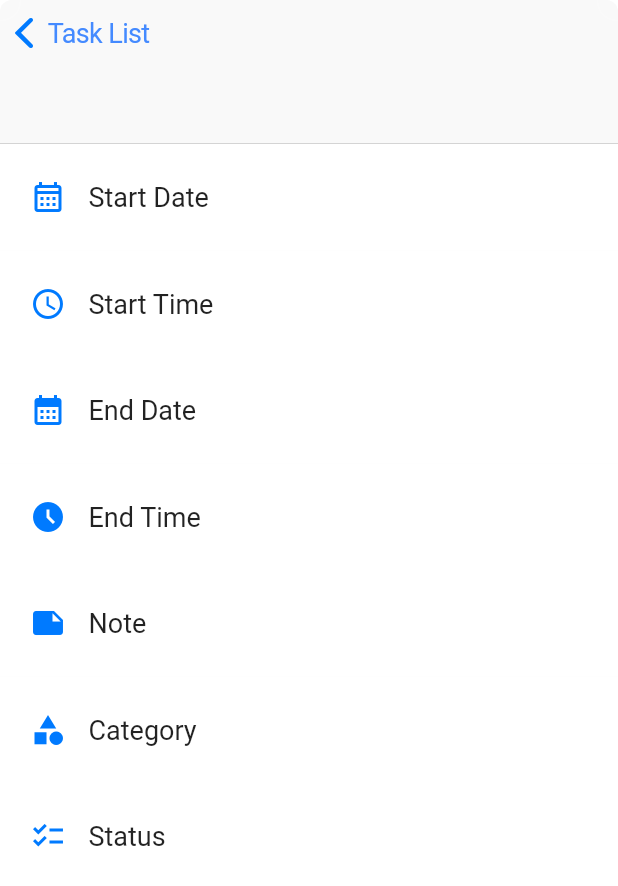
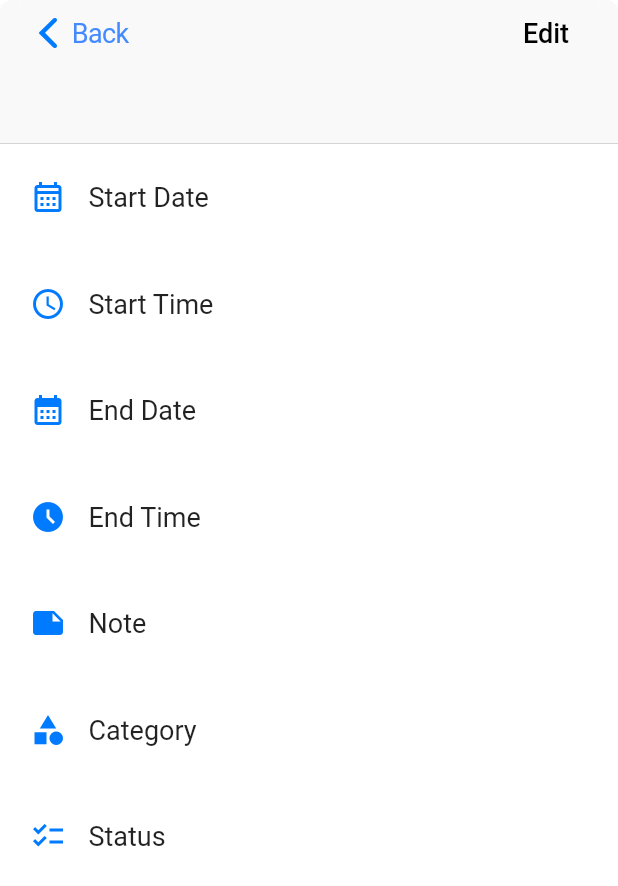
Before and after one commit to TuanHungVU1202/PeerReminder, a Flutter app: the ViewTaskPage screen opened directly with empty values, on a phone screen of 412 x 824 dp. Shown: the top 886 px of the screen. Run offline on Flutter 3.47's test engine with Material 2 defaults, Android fonts, the phone set to English and light mode, and no system bars; our stand-ins replace basic_utils, contacts_service, flutter_slidable, permission_handler; missing offline and left inert: simple_autocomplete_formfield; network calls fail.

Commit message:
Use page name for back button

```diff
--- a/peer_reminder_flutter/lib/tasks/TaskFormPage.dart
+++ b/peer_reminder_flutter/lib/tasks/TaskFormPage.dart
@@ -27,9 +27,11 @@ class TaskFormPage extends StatefulWidget {
   final Task task;
   final bool isCreate;
   final AbstractTaskList? rootTaskList;
+  final String? rootTaskListTitle;
   const TaskFormPage(
       {super.key,
       this.rootTaskList,
+      this.rootTaskListTitle,
       required this.task,
       required this.isCreate});
 
@@ -496,6 +498,7 @@ class _TaskFormState extends State<TaskFormPage> {
       isPreview: false,
       isEnableContact: true,
       pageToNavigate: widget.rootTaskList ?? const AbstractTaskList(),
+      pageToNavigateTitle: widget.rootTaskListTitle ?? "Task List",
       shouldPop: false,
     );
     Navigator.of(context).push(ViewTaskPageRoute(viewTaskPage));
--- a/peer_reminder_flutter/lib/tasks/ViewTaskPage.dart
+++ b/peer_reminder_flutter/lib/tasks/ViewTaskPage.dart
@@ -20,12 +20,14 @@ class ViewTaskPage extends StatefulWidget {
   final bool isEnableLeading;
   final bool isEnableContact;
   final AbstractTaskList pageToNavigate;
+  final String pageToNavigateTitle;
   final bool shouldPop;
 
   const ViewTaskPage(
       {super.key,
       // Optional
       this.pageToNavigate = const AbstractTaskList(),
+      this.pageToNavigateTitle = "Back",
       this.shouldPop = true,
       required this.task,
       required this.isEnableLeading,
@@ -95,7 +97,7 @@ class _ViewTaskState extends State<ViewTaskPage> {
     }
 
     if (!widget.isEnableLeading && !widget.isPreview) {
-      trailingWidget = _createNavigateToTaskListButton();
+      leadingWidget = _createNavigateToTaskListButton();
     }
 
     return CupertinoSliverNavigationBar(
@@ -111,11 +113,11 @@ class _ViewTaskState extends State<ViewTaskPage> {
     return GestureDetector(
       onTap: () => _navigateToPage(context, widget.pageToNavigate),
       child: Row(
-        children: const [
-          Icon(CupertinoIcons.back),
+        children: [
+          const Icon(CupertinoIcons.back),
           Text(
-            'Task List',
-            style: TextStyle(
+            widget.pageToNavigateTitle,
+            style: const TextStyle(
                 fontSize: Constant.FONTSIZE_XL, color: Colors.blueAccent),
           ),
         ],
```
Also changed, not shown: peer_reminder_flutter/lib/tasks/YourTaskPage.dart (+6 -2 lines).
